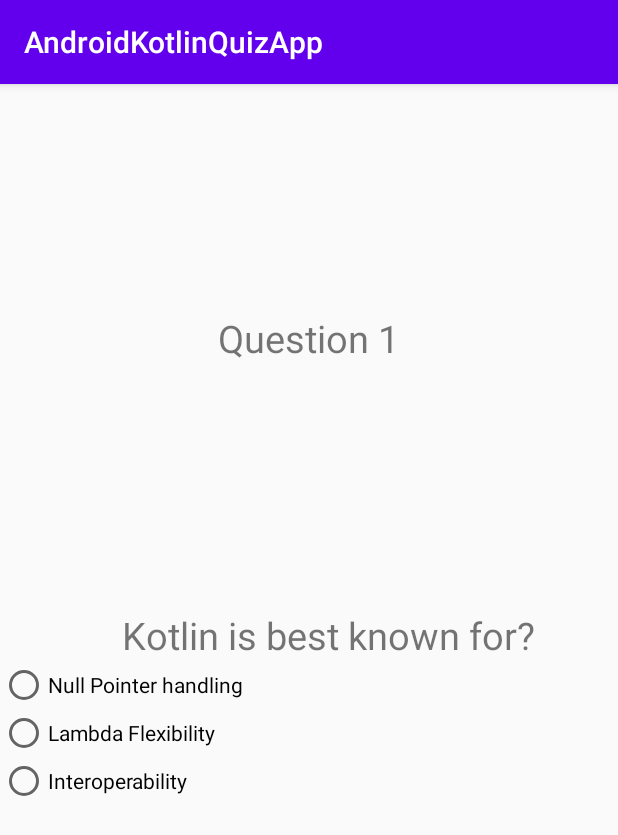
After one commit to sterlingking1990/AndroidKotlinQuizApp, an Android app: the fragment QuizOneFragment shown on its own in the app's theme, on a phone screen of 412 x 824 dp. The commit adds this screen. Shown: the top 835 px of the screen. Run offline under Robolectric (Android 15) with nearby library versions, the phone set to English and light mode, and no system bars.

Commit message:
set question one fragment layout

```diff
--- a/app/build.gradle
+++ b/app/build.gradle
@@ -30,6 +30,7 @@ dependencies {
     implementation 'androidx.core:core-ktx:1.3.0'
     implementation 'androidx.appcompat:appcompat:1.1.0'
     implementation 'androidx.constraintlayout:constraintlayout:1.1.3'
+    implementation 'androidx.legacy:legacy-support-v4:1.0.0'
     testImplementation 'junit:junit:4.12'
     androidTestImplementation 'androidx.test.ext:junit:1.1.1'
     androidTestImplementation 'androidx.test.espresso:espresso-core:3.2.0'
--- /dev/null
+++ b/app/src/main/java/com/example/androidkotlinquizapp/QuizOneFragment.kt
@@ -0,0 +1,59 @@
+package com.example.androidkotlinquizapp
+
+import android.os.Bundle
+import androidx.fragment.app.Fragment
+import android.view.LayoutInflater
+import android.view.View
+import android.view.ViewGroup
+
+// TODO: Rename parameter arguments, choose names that match
+// the fragment initialization parameters, e.g. ARG_ITEM_NUMBER
+private const val ARG_PARAM1 = "param1"
+private const val ARG_PARAM2 = "param2"
+
+/**
+ * A simple [Fragment] subclass.
+ * Use the [QuizOneFragment.newInstance] factory method to
+ * create an instance of this fragment.
+ */
+class QuizOneFragment : Fragment() {
+    // TODO: Rename and change types of parameters
+    private var param1: String? = null
+    private var param2: String? = null
+
+    override fun onCreate(savedInstanceState: Bundle?) {
+        super.onCreate(savedInstanceState)
+        arguments?.let {
+            param1 = it.getString(ARG_PARAM1)
+            param2 = it.getString(ARG_PARAM2)
+        }
+    }
+
+    override fun onCreateView(
+        inflater: LayoutInflater, container: ViewGroup?,
+        savedInstanceState: Bundle?
+    ): View? {
+        // Inflate the layout for this fragment
+        return inflater.inflate(R.layout.fragment_quiz_one, container, false)
+    }
+
+    companion object {
+        /**
+         * Use this factory method to create a new instance of
+         * this fragment using the provided parameters.
+         *
+         * @param param1 Parameter 1.
+         * @param param2 Parameter 2.
+         * @return A new instance of fragment QuizOneFragment.
+         */
+        // TODO: Rename and change types and number of parameters
+        @JvmStatic
+        fun newInstance(param1: String, param2: String) =
+            QuizOneFragment().apply {
+                arguments = Bundle().apply {
+                    putString(ARG_PARAM1, param1)
+                    putString(ARG_PARAM2, param2)
+                }
+            }
+    }
+}
--- /dev/null
+++ b/app/src/main/res/layout/fragment_quiz_one.xml
@@ -0,0 +1,60 @@
+<?xml version="1.0" encoding="utf-8"?>
+<androidx.constraintlayout.widget.ConstraintLayout xmlns:android="http://schemas.android.com/apk/res/android"
+    xmlns:tools="http://schemas.android.com/tools"
+    android:layout_width="match_parent"
+    android:layout_height="match_parent"
+    xmlns:app="http://schemas.android.com/apk/res-auto"
+    tools:context=".QuizOneFragment">
+
+    <TextView
+        android:id="@+id/tvQuestionOneLabel"
+        android:layout_width="wrap_content"
+        android:layout_height="wrap_content"
+        android:layout_marginTop="152dp"
+        android:text="Question 1"
+        android:textSize="25dp"
+        app:layout_constraintEnd_toEndOf="parent"
+        app:layout_constraintHorizontal_bias="0.498"
+        app:layout_constraintStart_toStartOf="parent"
+        app:layout_constraintTop_toTopOf="parent" />
+
+    <TextView
+        android:id="@+id/tvQuestionOneText"
+        android:layout_width="wrap_content"
+        android:layout_height="wrap_content"
+        android:text="Kotlin is best known for?"
+        android:textSize="25dp"
+        app:layout_constraintBottom_toBottomOf="parent"
+        app:layout_constraintEnd_toEndOf="parent"
+        app:layout_constraintHorizontal_bias="0.594"
+        app:layout_constraintStart_toStartOf="parent"
+        app:layout_constraintTop_toBottomOf="@+id/tvQuestionOneLabel"
+        app:layout_constraintVertical_bias="0.299" />
+
+    <RadioGroup
+        android:layout_width="match_parent"
+        android:layout_height="wrap_content"
+        app:layout_constraintTop_toBottomOf="@+id/tvQuestionOneText"
+        app:layout_constraintStart_toStartOf="parent"
+        app:layout_constraintEnd_toEndOf="parent"
+        android:orientation="vertical">
+        <RadioButton
+            android:layout_width="wrap_content"
+            android:layout_height="wrap_content"
+            android:text="Null Pointer handling"
+            android:id="@+id/rbOption1"/>
+        <RadioButton
+            android:layout_width="wrap_content"
+            android:layout_height="wrap_content"
+            android:text="Lambda Flexibility"
+            android:id="@+id/rbOption2"/>
+        <RadioButton
+            android:layout_width="wrap_content"
+            android:layout_height="wrap_content"
+            android:text="Interoperability"
+            android:id="@+id/rbOption3"/>
+
+    </RadioGroup>
+
+
+</androidx.constraintlayout.widget.ConstraintLayout>
--- a/app/src/main/res/values/strings.xml
+++ b/app/src/main/res/values/strings.xml
@@ -1,3 +1,5 @@
 <resources>
     <string name="app_name">AndroidKotlinQuizApp</string>
+    <!-- TODO: Remove or change this placeholder text -->
+    <string name="hello_blank_fragment">Hello blank fragment</string>
 </resources>
```
